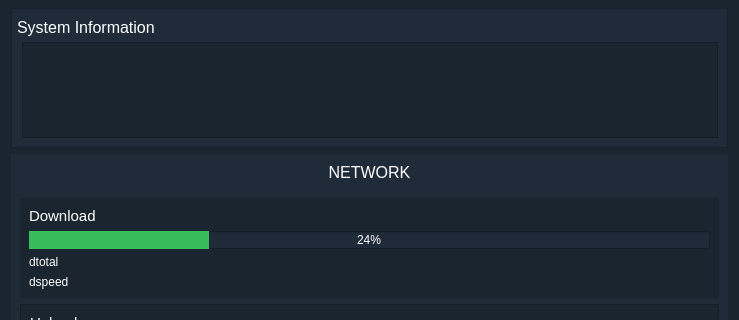
Before: the Qt Designer form app/dashboard/pgeneral.ui in rahmanshaber/corebox, drawn with Qt 5; both pictures show x 0 to 739 and y 209 to 529 of the 739 by 653 pixel window.
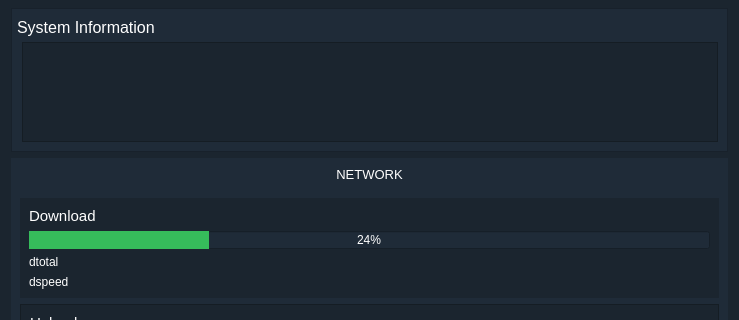
After: the same form once the commit is applied.

Patch:
```diff
--- a/app/dashboard/pgeneral.ui
+++ b/app/dashboard/pgeneral.ui
@@ -182,7 +182,7 @@
        <widget class="QLabel" name="label">
         <property name="font">
          <font>
-          <pointsize>12</pointsize>
+          <pointsize>10</pointsize>
           <weight>50</weight>
           <bold>false</bold>
          </font>
```
